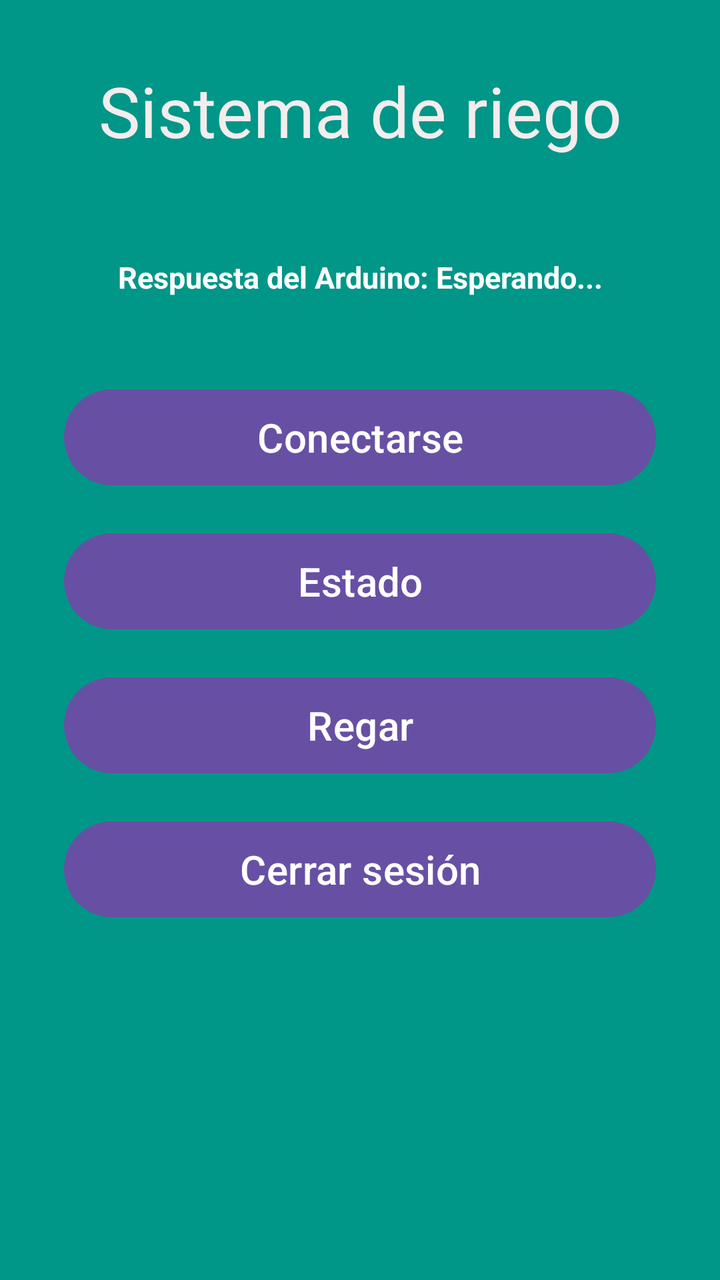
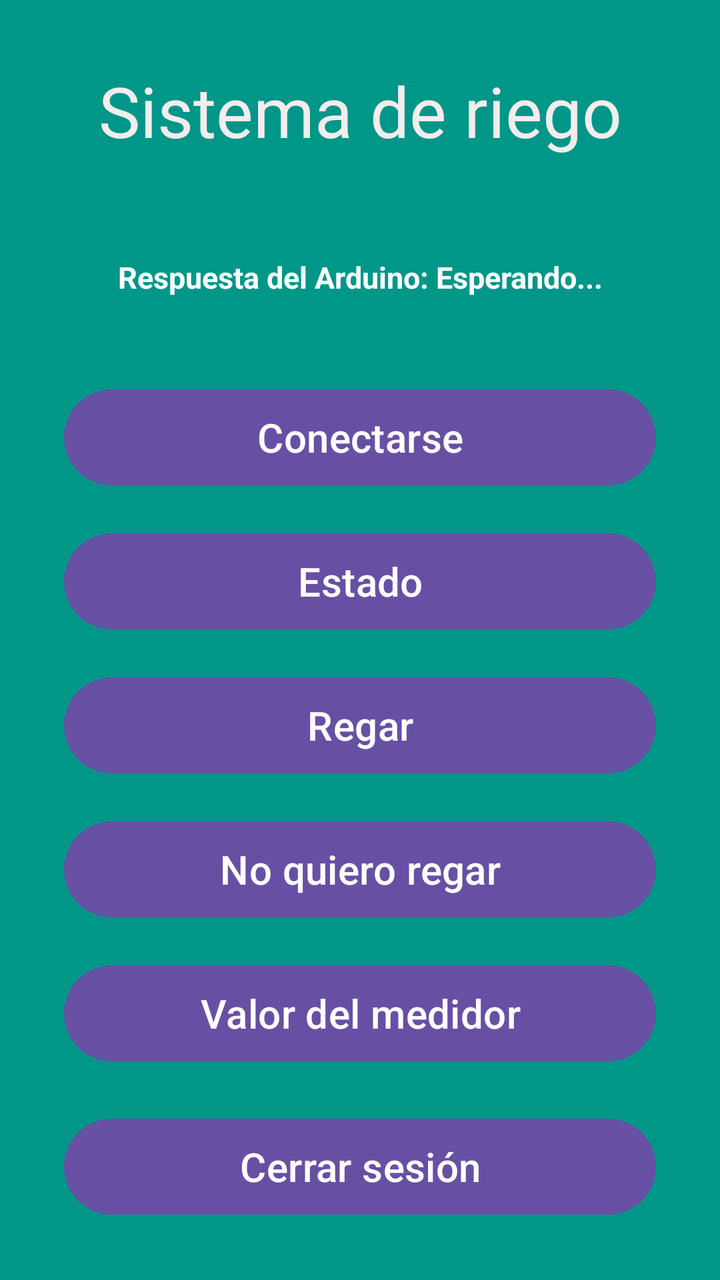

Two renders of the same Android screen: before a commit and after it. Below are the layout's source before the change and the commit's diff.
<!-- AndroidManifest.xml: application theme Theme.ArduinoApp -->
<!-- res/layout/activity_arduino.xml -->
<?xml version="1.0" encoding="utf-8"?>
<androidx.constraintlayout.widget.ConstraintLayout xmlns:android="http://schemas.android.com/apk/res/android"
    xmlns:app="http://schemas.android.com/apk/res-auto"
    xmlns:tools="http://schemas.android.com/tools"
    android:id="@+id/main"
    android:layout_width="match_parent"
    android:layout_height="match_parent"
    android:background="#009688"
    tools:context=".Arduino_Activity">

    <TextView
        android:id="@+id/Titulo_principal"
        android:layout_width="0dp"
        android:layout_height="wrap_content"
        android:layout_marginStart="24dp"
        android:layout_marginTop="32dp"
        android:layout_marginEnd="24dp"
        android:fontFamily="@font/comfortaa"
        android:gravity="center"
        android:text="Sistema de riego"
        android:textColor="#F4EDED"
        android:textSize="35sp"
        app:layout_constraintEnd_toEndOf="parent"
        app:layout_constraintStart_toStartOf="parent"
        app:layout_constraintTop_toTopOf="parent" />

    <TextView
        android:id="@+id/tvRespuestaArduino"
        android:layout_width="0dp"
        android:layout_height="wrap_content"
        android:layout_marginStart="24dp"
        android:layout_marginTop="24dp"
        android:layout_marginEnd="24dp"
        android:gravity="center"
        android:minHeight="72dp"
        android:padding="16dp"
        android:text="Respuesta del Arduino: Esperando..."
        android:textColor="#FFFFFF"
        android:textSize="15sp"
        android:textStyle="bold"
        app:layout_constraintEnd_toEndOf="parent"
        app:layout_constraintStart_toStartOf="parent"
        app:layout_constraintTop_toBottomOf="@id/Titulo_principal" />

    <Button
        android:id="@+id/btnConectar"
        android:layout_width="0dp"
        android:layout_height="wrap_content"
        android:layout_marginStart="32dp"
        android:layout_marginTop="16dp"
        android:layout_marginEnd="32dp"
        android:minHeight="56dp"
        android:text="Conectarse"
        android:textSize="20sp"
        app:layout_constraintEnd_toEndOf="parent"
        app:layout_constraintStart_toStartOf="parent"
        app:layout_constraintTop_toBottomOf="@id/tvRespuestaArduino" />

    <Button
        android:id="@+id/btnEstado"
        android:layout_width="0dp"
        android:layout_height="wrap_content"
        android:layout_marginStart="32dp"
        android:layout_marginTop="16dp"
        android:layout_marginEnd="32dp"
        android:minHeight="56dp"
        android:text="Estado"
        android:textSize="20sp"
        app:layout_constraintEnd_toEndOf="parent"
        app:layout_constraintStart_toStartOf="parent"
        app:layout_constraintTop_toBottomOf="@id/btnConectar" />

    <Button
        android:id="@+id/btnRegar"
        android:layout_width="0dp"
        android:layout_height="wrap_content"
        android:layout_marginStart="32dp"
        android:layout_marginTop="16dp"
        android:layout_marginEnd="32dp"
        android:minHeight="56dp"
        android:text="Regar"
        android:textSize="20sp"
        app:layout_constraintEnd_toEndOf="parent"
        app:layout_constraintStart_toStartOf="parent"
        app:layout_constraintTop_toBottomOf="@id/btnEstado" />

    <Button
        android:id="@+id/btnCerrar"
        android:layout_width="0dp"
        android:layout_height="wrap_content"
        android:layout_marginStart="32dp"
        android:layout_marginTop="16dp"
        android:layout_marginEnd="32dp"
        android:minHeight="56dp"
        android:text="Cerrar sesión"
        android:textSize="20sp"
        app:layout_constraintEnd_toEndOf="parent"
        app:layout_constraintStart_toStartOf="parent"
        app:layout_constraintTop_toBottomOf="@id/btnRegar" />

</androidx.constraintlayout.widget.ConstraintLayout>
<!-- resources referenced by this layout -->
<resources>
  <style name="Theme.ArduinoApp" parent="Base.Theme.ArduinoApp" />
  <style name="Base.Theme.ArduinoApp" parent="Theme.Material3.DayNight.NoActionBar">
          
          
      </style>
</resources>

<!-- the commit's change to res/layout/activity_arduino.xml (unified diff, before → after) -->
@@ -1,12 +1,17 @@
 <?xml version="1.0" encoding="utf-8"?>
-<androidx.constraintlayout.widget.ConstraintLayout xmlns:android="http://schemas.android.com/apk/res/android"
+<ScrollView xmlns:android="http://schemas.android.com/apk/res/android"
     xmlns:app="http://schemas.android.com/apk/res-auto"
     xmlns:tools="http://schemas.android.com/tools"
     android:id="@+id/main"
     android:layout_width="match_parent"
     android:layout_height="match_parent"
     android:background="#009688"
+    android:fillViewport="true"
     tools:context=".Arduino_Activity">
+
+    <androidx.constraintlayout.widget.ConstraintLayout
+        android:layout_width="match_parent"
+        android:layout_height="wrap_content">
 
     <TextView
         android:id="@+id/Titulo_principal"
@@ -85,17 +90,48 @@
         app:layout_constraintTop_toBottomOf="@id/btnEstado" />
 
     <Button
+        android:id="@+id/btnNoRegar"
+        android:layout_width="0dp"
+        android:layout_height="wrap_content"
+        android:layout_marginStart="32dp"
+        android:layout_marginTop="16dp"
+        android:layout_marginEnd="32dp"
+        android:minHeight="56dp"
+        android:text="No quiero regar"
+        android:textSize="20sp"
+        app:layout_constraintEnd_toEndOf="parent"
+        app:layout_constraintStart_toStartOf="parent"
+        app:layout_constraintTop_toBottomOf="@id/btnRegar" />
+
+    <Button
+        android:id="@+id/btnMedidor"
+        android:layout_width="0dp"
+        android:layout_height="wrap_content"
+        android:layout_marginStart="32dp"
+        android:layout_marginTop="16dp"
+        android:layout_marginEnd="32dp"
+        android:minHeight="56dp"
+        android:text="Valor del medidor"
+        android:textSize="20sp"
+        app:layout_constraintEnd_toEndOf="parent"
+        app:layout_constraintStart_toStartOf="parent"
+        app:layout_constraintTop_toBottomOf="@id/btnNoRegar" />
+
+    <Button
         android:id="@+id/btnCerrar"
         android:layout_width="0dp"
         android:layout_height="wrap_content"
         android:layout_marginStart="32dp"
         android:layout_marginTop="16dp"
         android:layout_marginEnd="32dp"
+        android:layout_marginBottom="24dp"
         android:minHeight="56dp"
         android:text="Cerrar sesión"
         android:textSize="20sp"
         app:layout_constraintEnd_toEndOf="parent"
         app:layout_constraintStart_toStartOf="parent"
-        app:layout_constraintTop_toBottomOf="@id/btnRegar" />
+        app:layout_constraintTop_toBottomOf="@id/btnMedidor"
+        app:layout_constraintBottom_toBottomOf="parent" />
 
-</androidx.constraintlayout.widget.ConstraintLayout>
+    </androidx.constraintlayout.widget.ConstraintLayout>
+</ScrollView>
